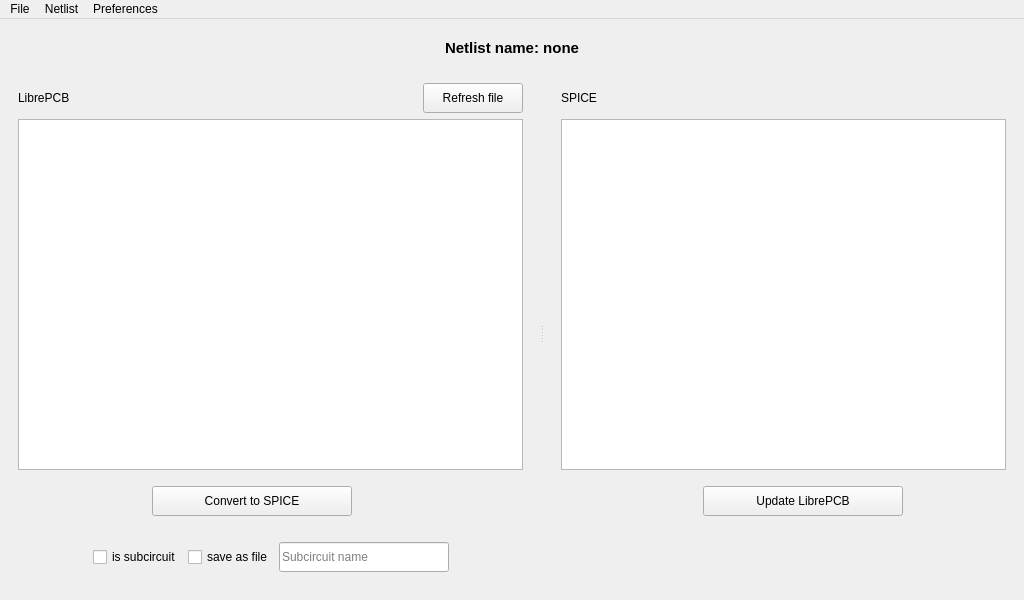
First picture: the form in ui/mainwindow.ui, repository SirBlaz333/L2Spice, before the edit.
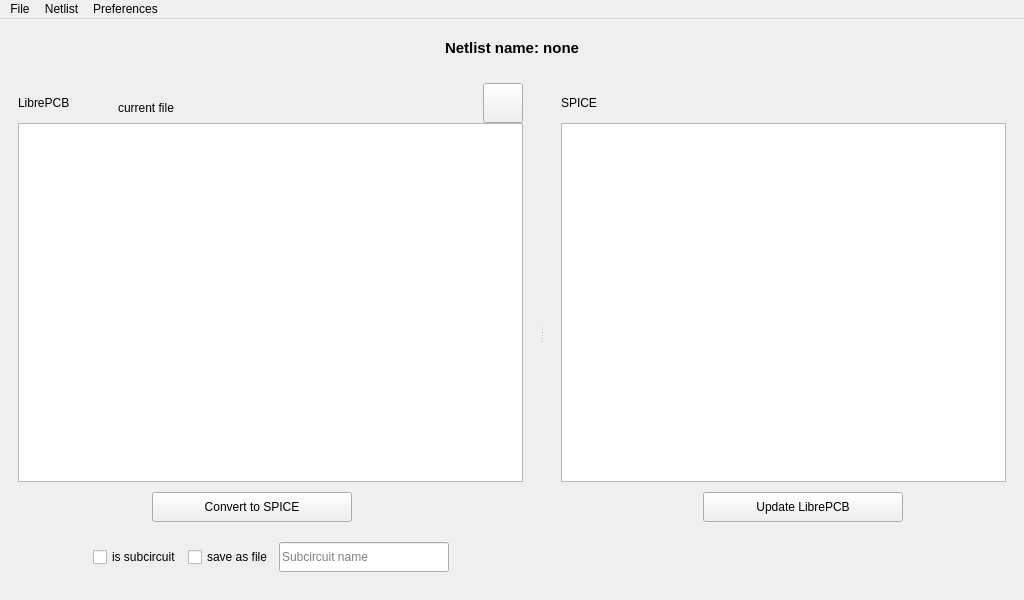
Second picture: the form after the edit. Icons and pictures are not drawn.

Commit message: Add styles to the application. Add refresh icon. Fix some bugs

```diff
--- a/ui/mainwindow.ui
+++ b/ui/mainwindow.ui
@@ -110,20 +110,26 @@
         <enum>QFrame::Plain</enum>
        </property>
        <layout class="QVBoxLayout" name="verticalLayout">
+        <property name="spacing">
+         <number>0</number>
+        </property>
         <item>
          <layout class="QHBoxLayout" name="horizontalLayout_5">
+          <property name="spacing">
+           <number>0</number>
+          </property>
           <item>
            <widget class="QLabel" name="libreLabel">
             <property name="minimumSize">
              <size>
               <width>100</width>
-              <height>20</height>
+              <height>40</height>
              </size>
             </property>
             <property name="maximumSize">
              <size>
-              <width>16777215</width>
-              <height>20</height>
+              <width>100</width>
+              <height>50</height>
              </size>
             </property>
             <property name="text">
@@ -131,22 +137,58 @@
             </property>
            </widget>
           </item>
-          <item>
-           <widget class="QPushButton" name="pushButton">
+          <item alignment="Qt::AlignBottom">
+           <widget class="QLabel" name="fileLabel">
             <property name="minimumSize">
              <size>
-              <width>100</width>
+              <width>0</width>
               <height>30</height>
              </size>
             </property>
             <property name="maximumSize">
              <size>
-              <width>100</width>
+              <width>16777215</width>
               <height>30</height>
              </size>
             </property>
             <property name="text">
-             <string>Refresh file</string>
+             <string>current file</string>
+            </property>
+           </widget>
+          </item>
+          <item>
+           <spacer name="horizontalSpacer_5">
+            <property name="orientation">
+             <enum>Qt::Horizontal</enum>
+            </property>
+            <property name="sizeHint" stdset="0">
+             <size>
+              <width>40</width>
+              <height>20</height>
+             </size>
+            </property>
+           </spacer>
+          </item>
+          <item>
+           <widget class="QPushButton" name="refreshButton">
+            <property name="minimumSize">
+             <size>
+              <width>40</width>
+              <height>40</height>
+             </size>
+            </property>
+            <property name="maximumSize">
+             <size>
+              <width>40</width>
+              <height>40</height>
+             </size>
+            </property>
+            <property name="text">
+             <string/>
+            </property>
+            <property name="icon">
+             <iconset resource="../resources/resources.qrc">
+              <normaloff>:/img/refresh.png</normaloff>:/img/refresh.png</iconset>
             </property>
            </widget>
           </item>
@@ -160,6 +202,11 @@
             <height>250</height>
            </size>
           </property>
+          <property name="font">
+           <font>
+            <family>Segoe UI</family>
+           </font>
+          </property>
           <property name="styleSheet">
            <string notr="true"/>
           </property>
@@ -370,18 +417,23 @@
         </size>
        </property>
        <layout class="QVBoxLayout" name="verticalLayout_2">
+        <property name="spacing">
+         <number>0</number>
+        </property>
+        <item>
+         <layout class="QHBoxLayout" name="horizontalLayout_6">
         <item>
          <widget class="QLabel" name="spiceLabel">
           <property name="minimumSize">
            <size>
-            <width>0</width>
-            <height>30</height>
+              <width>100</width>
+              <height>40</height>
            </size>
           </property>
           <property name="maximumSize">
            <size>
-            <width>16777215</width>
-            <height>30</height>
+              <width>100</width>
+              <height>40</height>
            </size>
           </property>
           <property name="text">
@@ -390,6 +442,21 @@
          </widget>
         </item>
         <item>
+           <spacer name="horizontalSpacer_6">
+            <property name="orientation">
+             <enum>Qt::Horizontal</enum>
+            </property>
+            <property name="sizeHint" stdset="0">
+             <size>
+              <width>40</width>
+              <height>20</height>
+             </size>
+            </property>
+           </spacer>
+          </item>
+         </layout>
+        </item>
+        <item>
          <widget class="QTextEdit" name="notationSpiceTextEdit">
           <property name="minimumSize">
            <size>
@@ -397,6 +464,11 @@
             <height>250</height>
            </size>
           </property>
+          <property name="font">
+           <font>
+            <family>Segoe UI</family>
+           </font>
+          </property>
           <property name="styleSheet">
            <string notr="true"/>
           </property>
```
Lines whose indentation alone changed are shown as unchanged. The commit also changes 7 other files.
